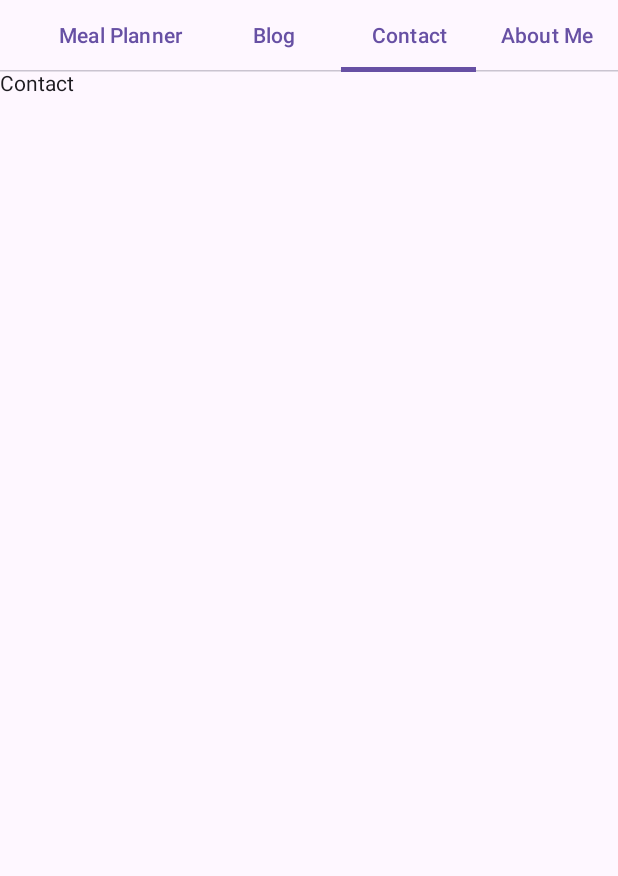
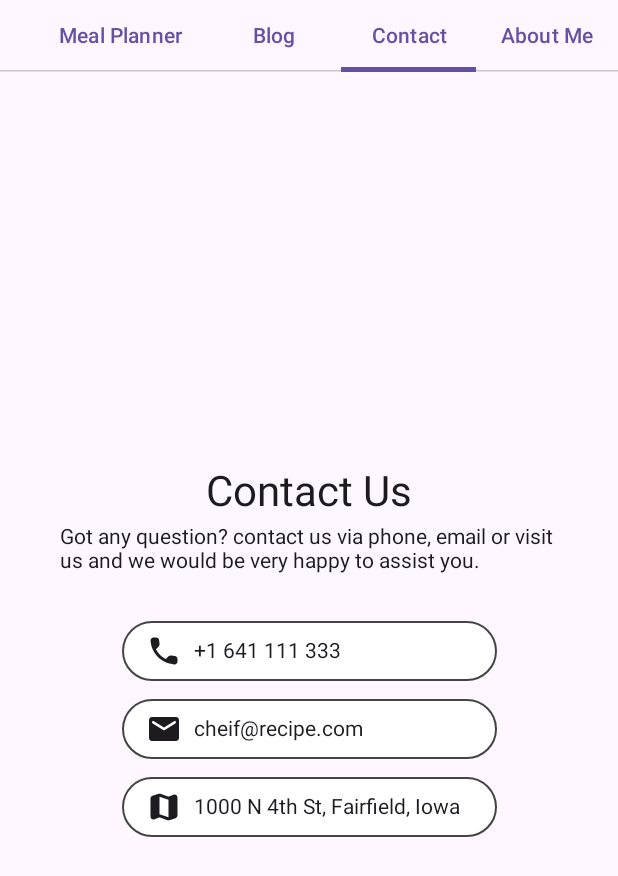
Before and after one commit to vsnappy1/CS473-Mobile-Device-Programming, an Android app built with Jetpack Compose: the screen it shows after launch (MainActivity), tab 4 chosen, on a phone screen of 412 x 824 dp. Shown: the top 876 px of the screen. Run offline under Robolectric (Android 15) with nearby library versions, the phone set to English and light mode, and no system bars.

Commit message:
Contact Us functionality added

```diff
--- a/app/src/main/java/com/kumar/screen/ContactScreen.kt
+++ b/app/src/main/java/com/kumar/screen/ContactScreen.kt
@@ -1,9 +1,118 @@
 package com.kumar.screen
 
+import android.content.Intent
+import android.net.Uri
+import androidx.annotation.DrawableRes
+import androidx.compose.foundation.BorderStroke
+import androidx.compose.foundation.layout.Arrangement
+import androidx.compose.foundation.layout.Box
+import androidx.compose.foundation.layout.Column
+import androidx.compose.foundation.layout.Row
+import androidx.compose.foundation.layout.Spacer
+import androidx.compose.foundation.layout.fillMaxSize
+import androidx.compose.foundation.layout.fillMaxWidth
+import androidx.compose.foundation.layout.height
+import androidx.compose.foundation.layout.padding
+import androidx.compose.foundation.layout.width
+import androidx.compose.foundation.shape.CircleShape
+import androidx.compose.material3.CardDefaults
+import androidx.compose.material3.ExperimentalMaterial3Api
+import androidx.compose.material3.Icon
+import androidx.compose.material3.MaterialTheme
+import androidx.compose.material3.OutlinedCard
 import androidx.compose.material3.Text
 import androidx.compose.runtime.Composable
+import androidx.compose.ui.Alignment
+import androidx.compose.ui.Modifier
+import androidx.compose.ui.graphics.Color
+import androidx.compose.ui.platform.LocalContext
+import androidx.compose.ui.res.painterResource
+import androidx.compose.ui.tooling.preview.Preview
+import androidx.compose.ui.unit.dp
+import com.kumar.mdp.R
+
 
 @Composable
 fun ContactScreen() {
-    Text("Contact")
+    val context = LocalContext.current
+    Box(modifier = Modifier.fillMaxSize(),
+        contentAlignment = Alignment.Center) {
+        Column(
+            modifier = Modifier
+                .padding(16.dp)
+                .fillMaxWidth(),
+            horizontalAlignment = Alignment.CenterHorizontally,
+            verticalArrangement = Arrangement.spacedBy(4.dp)
+        ) {
+            Text("Contact Us", style = MaterialTheme.typography.headlineMedium)
+            Text(text = "Got any question? contact us via phone, email or visit us and we would be very happy to assist you.",
+                modifier= Modifier.padding(horizontal = 24.dp))
+            Spacer(modifier = Modifier.height(20.dp))
+            ContactCard(
+                res = R.drawable.round_local_phone_24,
+                text = "+1 641 111 333"
+            ) {
+                val intent = Intent(Intent.ACTION_DIAL)
+                intent.data = Uri.parse("tel:" + "+1 641 111 333")
+                context.startActivity(intent)
+            }
+            ContactCard(
+                res = R.drawable.round_email_24,
+                text = "cheif@recipe.com"
+            ) {
+                val emailIntent = Intent(Intent.ACTION_SENDTO)
+                emailIntent.setData(Uri.parse("mailto:"))
+                emailIntent.putExtra(Intent.EXTRA_EMAIL, arrayOf("cheif@recipe.com"))
+                emailIntent.putExtra(Intent.EXTRA_SUBJECT, "Customer Query")
+                context.startActivity(Intent.createChooser(emailIntent, "Send mail..."))
+            }
+            ContactCard(
+                res = R.drawable.round_map_24,
+                text = "1000 N 4th St, Fairfield, Iowa"
+            ) {
+                val intent = Intent(
+                    Intent.ACTION_VIEW,
+                    Uri.parse("geo:0,0?q=Maharishi International University, Fairfield, USA")
+                )
+                context.startActivity(intent)
+            }
+        }
+    }
+
+
 }
+
+@OptIn(ExperimentalMaterial3Api::class)
+@Composable
+private fun ContactCard(
+    @DrawableRes res: Int,
+    text: String,
+    onClick: () -> Unit
+) {
+    OutlinedCard(
+        modifier = Modifier.width(250.dp),
+        shape = CircleShape,
+        border = BorderStroke(1.dp, color = Color.DarkGray),
+        colors = CardDefaults.cardColors(
+            containerColor = Color.White
+        ),
+        onClick = onClick
+    ) {
+        Row(
+            modifier = Modifier.padding(horizontal = 16.dp, vertical = 8.dp),
+            verticalAlignment = Alignment.CenterVertically
+        ) {
+            Icon(
+                painter = painterResource(id = res),
+                contentDescription = ""
+            )
+            Text(text = text, modifier = Modifier.padding(start = 8.dp))
+        }
+    }
+}
+
+@Preview
+@Composable
+fun PreviewContactScreen() {
+    ContactScreen()
+}
--- a/app/src/main/java/com/kumar/screen/HomeScreen.kt
+++ b/app/src/main/java/com/kumar/screen/HomeScreen.kt
@@ -17,7 +17,7 @@ import androidx.compose.ui.unit.dp
 @Composable
 fun HomeScreen() {
     val titles = listOf("Recipes", " Meal Planner", "Blog", "Contact", "About Me")
-    var tabIndex by remember { mutableIntStateOf(2) }
+    var tabIndex by remember { mutableIntStateOf(3) }
     Scaffold(
         topBar = {
             ScrollableTabRow(
--- /dev/null
+++ b/app/src/main/res/drawable/round_email_24.xml
@@ -0,0 +1,5 @@
+<vector android:height="24dp" android:tint="#000000"
+    android:viewportHeight="24" android:viewportWidth="24"
+    android:width="24dp" xmlns:android="http://schemas.android.com/apk/res/android">
+    <path android:fillColor="@android:color/white" android:pathData="M20,4L4,4c-1.1,0 -1.99,0.9 -1.99,2L2,18c0,1.1 0.9,2 2,2h16c1.1,0 2,-0.9 2,-2L22,6c0,-1.1 -0.9,-2 -2,-2zM19.6,8.25l-7.07,4.42c-0.32,0.2 -0.74,0.2 -1.06,0L4.4,8.25c-0.25,-0.16 -0.4,-0.43 -0.4,-0.72 0,-0.67 0.73,-1.07 1.3,-0.72L12,11l6.7,-4.19c0.57,-0.35 1.3,0.05 1.3,0.72 0,0.29 -0.15,0.56 -0.4,0.72z"/>
+</vector>
--- /dev/null
+++ b/app/src/main/res/drawable/round_local_phone_24.xml
@@ -0,0 +1,5 @@
+<vector android:height="24dp" android:tint="#000000"
+    android:viewportHeight="24" android:viewportWidth="24"
+    android:width="24dp" xmlns:android="http://schemas.android.com/apk/res/android">
+    <path android:fillColor="@android:color/white" android:pathData="M19.23,15.26l-2.54,-0.29c-0.61,-0.07 -1.21,0.14 -1.64,0.57l-1.84,1.84c-2.83,-1.44 -5.15,-3.75 -6.59,-6.59l1.85,-1.85c0.43,-0.43 0.64,-1.03 0.57,-1.64l-0.29,-2.52c-0.12,-1.01 -0.97,-1.77 -1.99,-1.77H5.03c-1.13,0 -2.07,0.94 -2,2.07 0.53,8.54 7.36,15.36 15.89,15.89 1.13,0.07 2.07,-0.87 2.07,-2v-1.73c0.01,-1.01 -0.75,-1.86 -1.76,-1.98z"/>
+</vector>
--- /dev/null
+++ b/app/src/main/res/drawable/round_map_24.xml
@@ -0,0 +1,5 @@
+<vector android:height="24dp" android:tint="#000000"
+    android:viewportHeight="24" android:viewportWidth="24"
+    android:width="24dp" xmlns:android="http://schemas.android.com/apk/res/android">
+    <path android:fillColor="@android:color/white" android:pathData="M14.65,4.98l-5,-1.75c-0.42,-0.15 -0.88,-0.15 -1.3,-0.01L4.36,4.56C3.55,4.84 3,5.6 3,6.46v11.85c0,1.41 1.41,2.37 2.72,1.86l2.93,-1.14c0.22,-0.09 0.47,-0.09 0.69,-0.01l5,1.75c0.42,0.15 0.88,0.15 1.3,0.01l3.99,-1.34c0.81,-0.27 1.36,-1.04 1.36,-1.9V5.69c0,-1.41 -1.41,-2.37 -2.72,-1.86l-2.93,1.14c-0.22,0.08 -0.46,0.09 -0.69,0.01zM15,18.89l-6,-2.11V5.11l6,2.11v11.67z"/>
+</vector>
```
